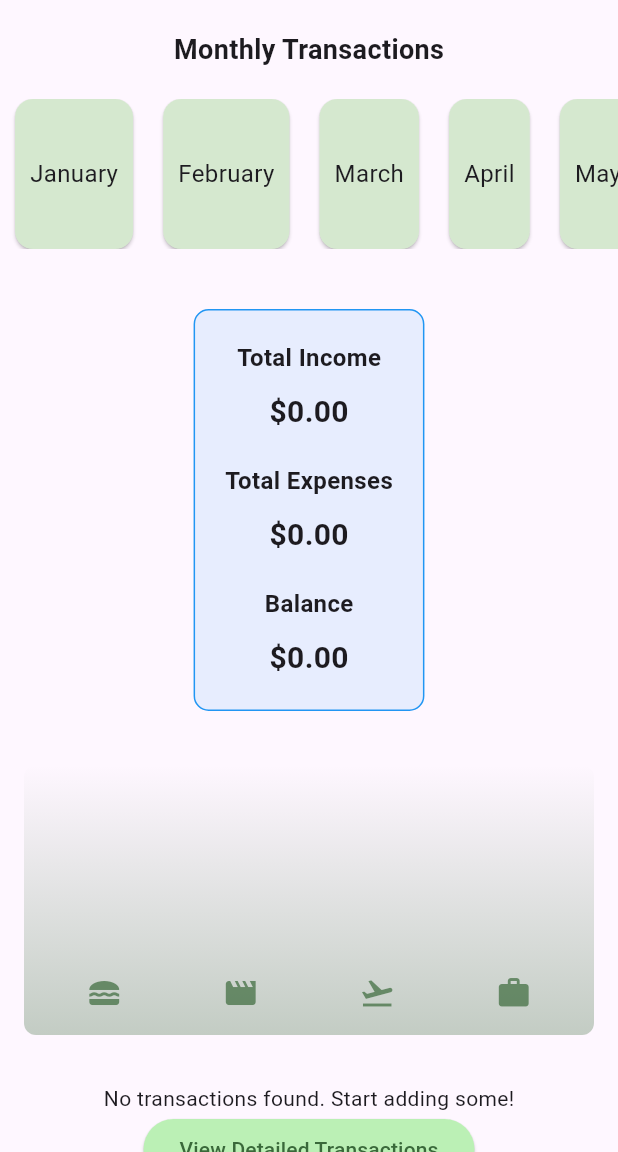
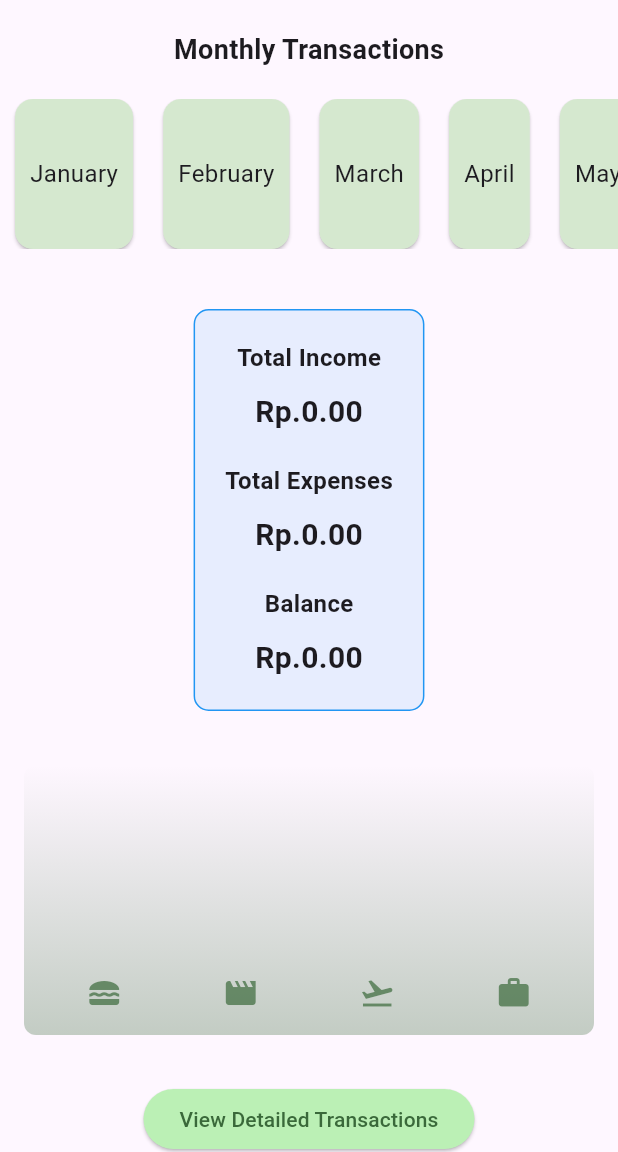
Before and after one commit to kuraishishi/MONTRA, a Flutter app: the screen it shows after launch, on a phone screen of 412 x 824 dp, the part 84-1236 px from its top. Run offline on Flutter 3.47's test engine with Material 3 defaults, Android fonts, the phone set to English and light mode, and no system bars; our stand-ins replace shared_preferences.

```diff
--- a/lib/widgets/transactions.dart
+++ b/lib/widgets/transactions.dart
@@ -3,7 +3,6 @@ import 'dart:math';
 import 'package:intl/intl.dart';
 import 'package:montra/main.dart'; // Importing the main.dart file
 import 'package:montra/widgets/chart/chart.dart'; // Importing the chart widget
-import 'package:montra/widgets/transactions_list/transactions_list.dart'; // Importing the transactions list widget
 import 'package:montra/widgets/new_transaction.dart'; // Importing the new transaction widget
 import 'package:flutter/material.dart';
 import '../models/transaction.dart'; // Importing the transaction model
@@ -89,14 +88,6 @@ class _TransactionsState extends State<Transactions> {
     await _transactionsStorage.saveTransactions(_registeredTransactions);
   }
 
-  // Remove a transaction from the list and save changes
-  void _removeTransaction(Transaction transaction) {
-    setState(() {
-      _registeredTransactions.remove(transaction);
-    });
-    _transactionsStorage.saveTransactions(_registeredTransactions);
-  }
-
   // Open the add transaction overlay
   void _openAddTransactionOverlay() {
     showModalBottomSheet(
@@ -127,16 +118,7 @@ class _TransactionsState extends State<Transactions> {
 
     // Initialize mainContent widget
     Widget mainContent = const Center(
-      child: Text('No transactions found. Start adding some!'),
     );
-
-    // Display transactions list if there are any
-    if (filteredTransactions.isNotEmpty) {
-      mainContent = TransactionsList(
-        transactions: filteredTransactions,
-        onRemoveTransaction: _removeTransaction, // Pass the removal handler here
-      );
-    }
 
     final width = MediaQuery.of(context).size.width; // Get the device width
 
@@ -202,7 +184,7 @@ class _TransactionsState extends State<Transactions> {
                   ),
                   const SizedBox(height: 10),
                   Text(
-                    '\$${calculateTotalIncome(filteredTransactions).toStringAsFixed(2)}',
+                    'Rp.${calculateTotalIncome(filteredTransactions).toStringAsFixed(2)}',
                     style: const TextStyle(fontSize: 20, fontWeight: FontWeight.bold),
                   ),
                   const SizedBox(height: 20),
@@ -212,7 +194,7 @@ class _TransactionsState extends State<Transactions> {
                   ),
                   const SizedBox(height: 10),
                   Text(
-                    '\$${calculateTotalExpense(filteredTransactions).toStringAsFixed(2)}',
+                    'Rp.${calculateTotalExpense(filteredTransactions).toStringAsFixed(2)}',
                     style: const TextStyle(fontSize: 20, fontWeight: FontWeight.bold),
                   ),
                   const SizedBox(height: 20),
@@ -222,7 +204,7 @@ class _TransactionsState extends State<Transactions> {
                   ),
                   const SizedBox(height: 10),
                   Text(
-                    '\$${calculateBalance(filteredTransactions).toStringAsFixed(2)}',
+                    'Rp.${calculateBalance(filteredTransactions).toStringAsFixed(2)}',
                     style: const TextStyle(fontSize: 20, fontWeight: FontWeight.bold),
                   ),
                 ],
@@ -276,8 +258,8 @@ class TransactionsDetailPage extends StatelessWidget {
         itemBuilder: (context, index) {
           final transaction = transactions[index];
           final amountText = transaction.type == TransactionType.income
-              ? '+\$${transaction.amount}'
-              : '-\$${transaction.amount}';
+              ? '+Rp.${transaction.amount}'
+              : '-Rp.${transaction.amount}';
           final formattedDate = DateFormat.yMMMd().format(transaction.date);
 
           return ListTile(
--- a/lib/widgets/transactions_list/transactions_list.dart
+++ /dev/null
@@ -1,34 +0,0 @@
-import 'package:montra/widgets/transactions_list/transactions_item.dart';
-import 'package:flutter/material.dart';
-import 'package:montra/models/transaction.dart';
-
-class TransactionsList extends StatelessWidget {
-  const TransactionsList({Key? key, required this.transactions, required this.onRemoveTransaction});
-
-  final List<Transaction> transactions; // List of transactions to display
-  final void Function(Transaction transaction) onRemoveTransaction; // Callback function for removing a transaction
-
-  @override
-  Widget build(BuildContext context) {
-    return ListView.builder(
-      itemCount: transactions.length, // Total number of transactions
-      itemBuilder: (context, index) {
-        return Container(
-          child: Dismissible(
-            background: Container(
-              color: Theme.of(context).colorScheme.error, // Background color for dismiss action
-              margin: EdgeInsets.symmetric(horizontal: Theme.of(context).cardTheme.margin!.horizontal), // Set the margin to match the card margin
-            ),
-            key: ValueKey(transactions[index]), // Unique key for each transaction
-            onDismissed: (direction){
-              onRemoveTransaction(transactions[index]); // Call the remove transaction function when dismissed
-            },
-            child: TransactionItem(
-              transaction: transactions[index], // Pass the transaction data to the item widget
-            ),
-          ),
-        );
-      },
-    );
-  }
-}
```
